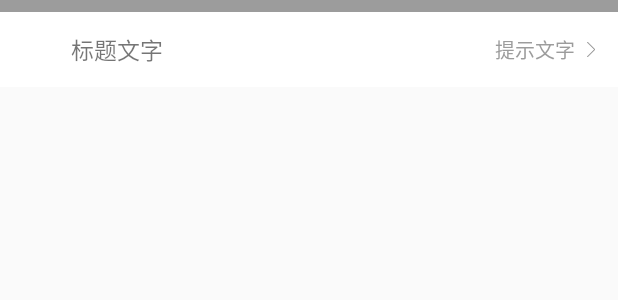
After one commit to parade0393/baseProject, an Android app: the layout menu_item_layout.xml on its own in the app's theme, with its tools: preview values and no code run, on a phone screen of 412 x 824 dp. The commit adds this screen. Shown: the top 300 px of the screen. Run offline under Robolectric (Android 15) with nearby library versions, the phone set to English and light mode, and no system bars.

Commit message:
合并代码

```diff
--- a/app/build.gradle
+++ b/app/build.gradle
@@ -75,4 +75,6 @@ dependencies {
     //Buggly
     implementation 'com.tencent.bugly:crashreport:latest.release'
 
+    implementation 'com.github.forvv231:EasyNavigation:1.0.3'
+
 }
--- /dev/null
+++ b/app/src/main/res/layout/menu_item_layout.xml
@@ -0,0 +1,78 @@
+<?xml version="1.0" encoding="utf-8"?>
+<LinearLayout xmlns:android="http://schemas.android.com/apk/res/android"
+    android:id="@+id/menu_item_layout"
+    android:orientation="vertical"
+    android:background="@android:color/white"
+    android:layout_width="match_parent"
+    android:layout_height="wrap_content">
+
+    <View
+        android:id="@+id/divider_line_view"
+        android:layout_width="match_parent"
+        android:layout_height="@dimen/dp_0_5"
+        android:layout_marginLeft="@dimen/dp_50"
+        android:background="@color/divider"
+        android:visibility="gone"/>
+
+    <View
+        android:id="@+id/divider_area_view"
+        android:layout_width="match_parent"
+        android:layout_height="@dimen/dp_10"
+        android:background="@color/divider"/>
+
+    <LinearLayout
+        android:layout_width="match_parent"
+        android:layout_height="@dimen/dp_50"
+        android:gravity="center_vertical"
+        android:orientation="horizontal"
+        android:paddingLeft="@dimen/dp_15"
+        android:paddingRight="@dimen/dp_15">
+
+        <ImageView
+            android:id="@+id/menu_item_icon_img"
+            android:layout_width="@dimen/dp_24"
+            android:layout_height="@dimen/dp_24"
+            android:scaleType="fitXY"/>
+
+        <TextView
+            android:id="@+id/menu_item_text"
+            android:layout_width="@dimen/dp_0"
+            android:layout_weight="1"
+            android:layout_height="wrap_content"
+            android:layout_marginLeft="@dimen/dp_10"
+            android:gravity="center_vertical"
+            android:textSize="@dimen/sp_15"
+            android:text="标题文字"/>
+
+        <TextView
+            android:id="@+id/menu_item_text_hint"
+            android:layout_width="wrap_content"
+            android:layout_height="wrap_content"
+            android:textColor="@color/divider"
+            android:textSize="@dimen/sp_13"
+            android:layout_marginRight="@dimen/dp_10"
+            android:text="提示文字"/>
+
+        <ImageView
+            android:id="@+id/menu_item_red_hint"
+            android:layout_width="@dimen/dp_10"
+            android:layout_height="@dimen/dp_10"
+            android:layout_marginRight="@dimen/dp_10"
+            android:visibility="gone"/>
+
+        <ImageView
+            android:layout_width="wrap_content"
+            android:layout_height="wrap_content"
+            android:src="@mipmap/my_return"/>
+
+    </LinearLayout>
+
+    <View
+        android:id="@+id/divider_line_bottom"
+        android:layout_width="match_parent"
+        android:layout_height="@dimen/dp_0_5"
+        android:layout_marginLeft="@dimen/dp_50"
+        android:background="@color/divider"
+        android:visibility="gone"/>
+
+</LinearLayout>
--- a/app/src/main/res/values/colors.xml
+++ b/app/src/main/res/values/colors.xml
@@ -3,4 +3,5 @@
     <color name="colorPrimary">#008577</color>
     <color name="colorPrimaryDark">#00574B</color>
     <color name="colorAccent">#D81B60</color>
+    <color name="divider">#9c9c9c</color>
 </resources>
--- /dev/null
+++ b/app/src/main/res/values/dimens.xml
@@ -0,0 +1,11 @@
+<?xml version="1.0" encoding="utf-8"?>
+<resources>
+    <dimen name="dp_0_5">0.5dp</dimen>
+    <dimen name="dp_50">50dp</dimen>
+    <dimen name="dp_15">15dp</dimen>
+    <dimen name="dp_24">24dp</dimen>
+    <dimen name="dp_0">0dp</dimen>
+    <dimen name="sp_15">15sp</dimen>
+    <dimen name="sp_13">13sp</dimen>
+    <dimen name="sp_20">20sp</dimen>
+</resources>
```
Also changed, not shown: app/src/main/java/com/yunduo/wisdom/MainActivity.java (+13 -11 lines), app/src/main/java/com/yunduo/wisdom/base/BaseFragment.java (+48 -0 lines), app/src/main/java/com/yunduo/wisdom/view/AutoHeightViewPager.java (added, +66 -0 lines), app/src/main/java/com/yunduo/wisdom/view/MenuItemLayout.java (added, +197 -0 lines), app/src/main/java/com/yunduo/wisdom/view/RequiredTextView.java (added, +68 -0 lines), app/src/main/res/layout/activity_main.xml (+37 -2 lines), app/src/main/res/values/attrs.xml (+38 -2 lines), app/src/main/res/mipmap-xxhdpi/my_return.png (added).
